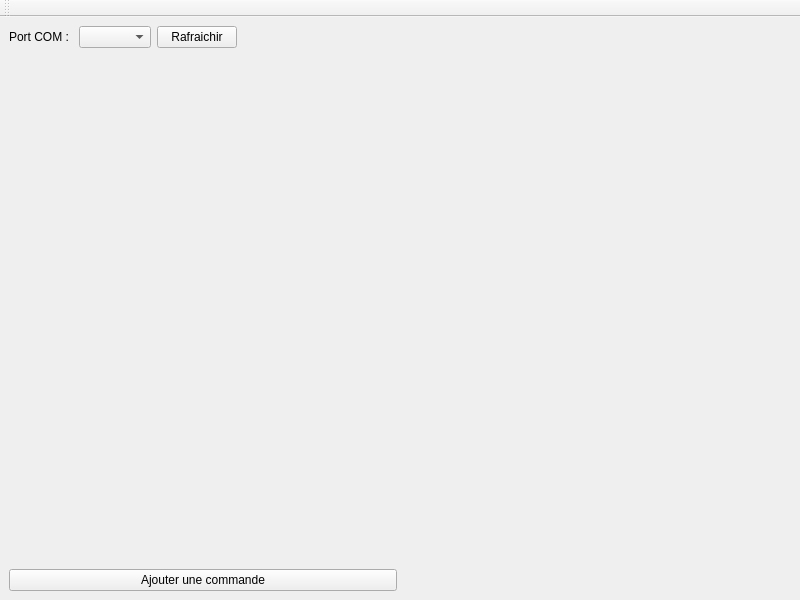
The window that MainWindow.ui (VLeGouis/ComUnOhm) describes before a commit, drawn with Qt 5.
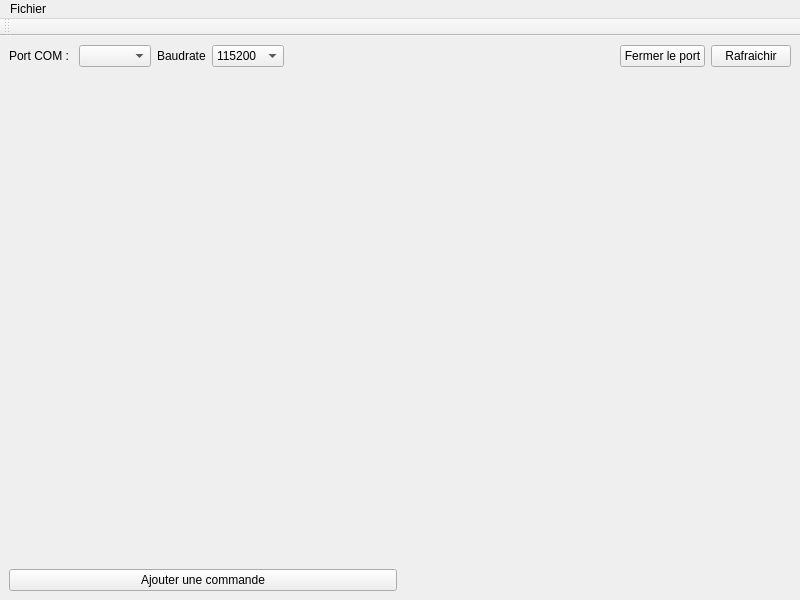
The same window after the commit. Custom widgets are drawn as their Qt base class.

```diff
--- a/MainWindow.ui
+++ b/MainWindow.ui
@@ -52,12 +52,41 @@
        <widget class="QComboBox" name="portCBox"/>
       </item>
       <item>
-       <widget class="QPushButton" name="refreshButton">
+       <widget class="QLabel" name="label_2">
         <property name="text">
-         <string>Rafraichir</string>
+         <string>Baudrate</string>
         </property>
        </widget>
       </item>
+      <item>
+       <widget class="QComboBox" name="baudrateCBox">
+        <item>
+         <property name="text">
+          <string>115200</string>
+         </property>
+        </item>
+        <item>
+         <property name="text">
+          <string>9600</string>
+         </property>
+        </item>
+        <item>
+         <property name="text">
+          <string>19200</string>
+         </property>
+        </item>
+        <item>
+         <property name="text">
+          <string>38400</string>
+         </property>
+        </item>
+        <item>
+         <property name="text">
+          <string>57600</string>
+         </property>
+        </item>
+       </widget>
+      </item>
       <item>
        <spacer name="horizontalSpacer">
         <property name="orientation">
@@ -71,6 +100,20 @@
         </property>
        </spacer>
       </item>
+      <item>
+       <widget class="QPushButton" name="opencloseButton">
+        <property name="text">
+         <string>Fermer le port</string>
+        </property>
+       </widget>
+      </item>
+      <item>
+       <widget class="QPushButton" name="refreshButton">
+        <property name="text">
+         <string>Rafraichir</string>
+        </property>
+       </widget>
+      </item>
      </layout>
     </item>
     <item>
@@ -136,6 +179,15 @@
      <height>20</height>
     </rect>
    </property>
+   <widget class="QMenu" name="menuFichier">
+    <property name="title">
+     <string>Fichier</string>
+    </property>
+    <addaction name="saveAction"/>
+    <addaction name="openAction"/>
+    <addaction name="separator"/>
+   </widget>
+   <addaction name="menuFichier"/>
   </widget>
   <widget class="QToolBar" name="toolBar">
    <property name="windowTitle">
```
Left out of the diff: 10 changed lines with no effect on the pictures.
